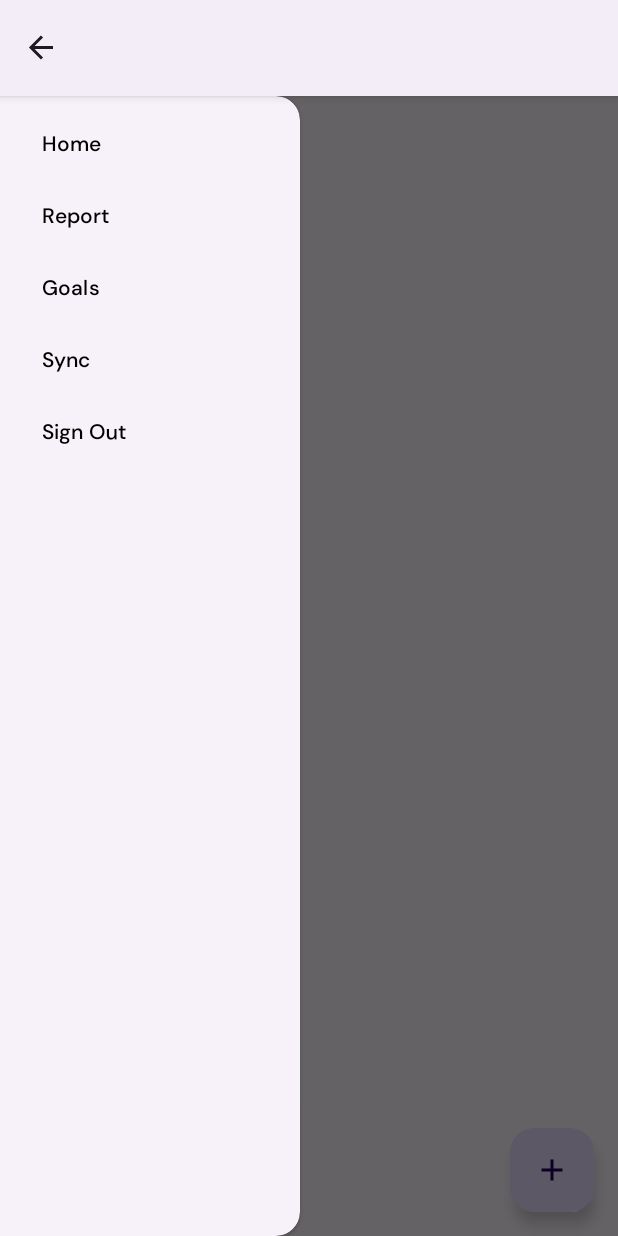
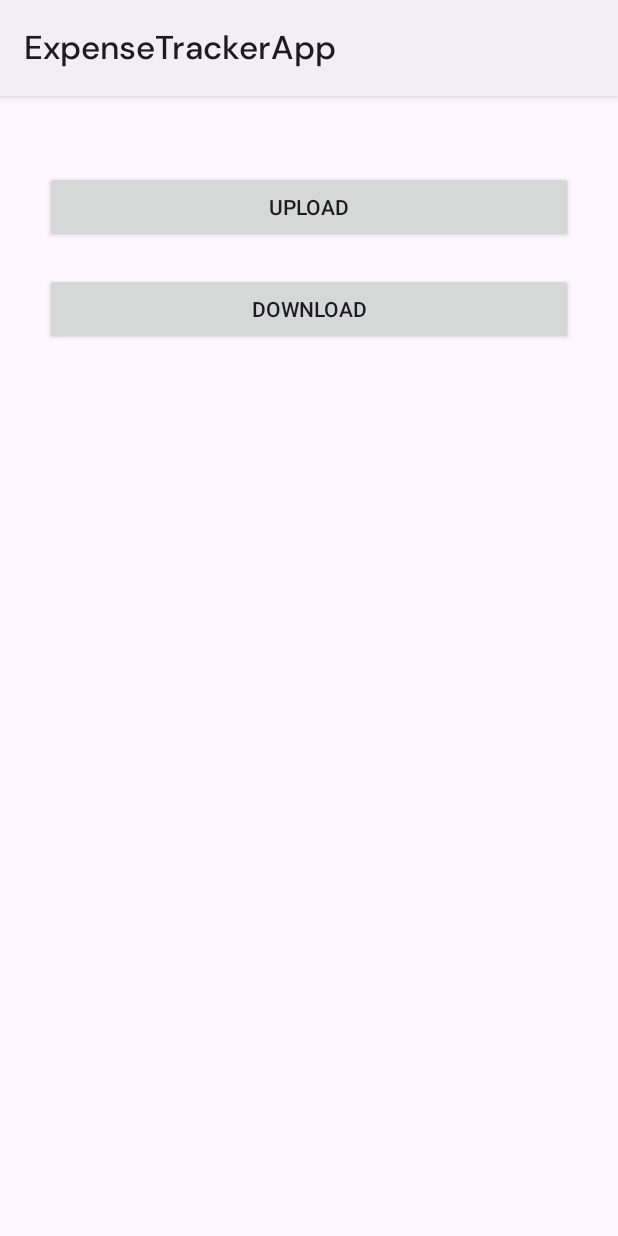
Before and after one commit to rckash/ExpenseTrackerApp, an Android app: the screen it shows after launch once a user with an empty profile is signed in (MainActivity before the commit, BackupAndSyncActivity after it), in the side drawer, after a tap on "Sync", on a phone screen of 412 x 824 dp. Run offline under Robolectric (Android 15) with nearby library versions, the phone set to English and light mode, and no system bars; our stand-ins replace Firebase (no records; nobody signed in at launch, a user with empty details on screens opened directly), Room's generated code; libraries missing offline, so code that uses them is left out: com.github.mikephil.charting; 9 statements that could not run were skipped.

Commit message:
created new Activity named BackupAndSyncActivity

```diff
--- a/app/src/main/AndroidManifest.xml
+++ b/app/src/main/AndroidManifest.xml
@@ -18,6 +18,9 @@
         android:supportsRtl="true"
         android:theme="@style/Theme.ExpenseTrackerApp"
         tools:targetApi="31">
+        <activity
+            android:name=".BackupAndSyncActivity"
+            android:exported="false" />
         <activity
             android:name=".LoginActivity"
             android:exported="true">
--- /dev/null
+++ b/app/src/main/java/com/example/expensetrackerapp/BackupAndSyncActivity.kt
@@ -0,0 +1,100 @@
+package com.example.expensetrackerapp
+
+import android.content.Intent
+import androidx.appcompat.app.AppCompatActivity
+import android.os.Bundle
+import android.util.Log
+import android.widget.Toast
+import com.example.expensetrackerapp.databinding.ActivityBackupAndSyncBinding
+import com.example.expensetrackerapp.databinding.ActivityMainBinding
+import com.example.expensetrackerapp.roomdatabase.AppDatabase
+import com.google.firebase.auth.FirebaseAuth
+import com.google.firebase.auth.ktx.auth
+import com.google.firebase.firestore.ktx.firestore
+import com.google.firebase.ktx.Firebase
+import kotlinx.coroutines.Dispatchers
+import kotlinx.coroutines.GlobalScope
+import kotlinx.coroutines.launch
+import kotlinx.coroutines.withContext
+
+class BackupAndSyncActivity : AppCompatActivity() {
+    private lateinit var binding: ActivityBackupAndSyncBinding
+
+    private lateinit var auth: FirebaseAuth
+
+    private lateinit var appDB: AppDatabase
+
+    override fun onCreate(savedInstanceState: Bundle?) {
+        binding = ActivityBackupAndSyncBinding.inflate(layoutInflater)
+        super.onCreate(savedInstanceState)
+        setContentView(binding.root)
+
+        // Initialize Firebase Auth
+        auth = Firebase.auth
+
+        appDB = AppDatabase.invoke(applicationContext)
+
+        binding.btnUpload.setOnClickListener {
+
+            Upload()
+
+        }
+
+    }
+
+    private fun Upload() {
+
+        val user = FirebaseAuth.getInstance().currentUser
+        val userUid = user?.uid.toString()
+        val db = Firebase.firestore
+
+        GlobalScope.launch(Dispatchers.IO) {
+            val expenses = db.collection("$userUid")
+
+            for (expense in appDB.getExpenses().getAllExpenses()) {
+                val city = hashMapOf(
+                    "name" to expense.name,
+                    "price" to expense.price,
+                    "category" to expense.category,
+                    "dateInt" to expense.dateInt,
+                    "dateString" to expense.dateString,
+                    "isExpense" to expense.isExpense
+                )
+
+                // Add a new document with a generated ID
+                expenses.add(city)
+                    .addOnSuccessListener { documentReference ->
+                        Toast.makeText(
+                            applicationContext,
+                            "Uploaded to Firebase",
+                            Toast.LENGTH_SHORT
+                        ).show()
+                        Log.d("TAG", "DocumentSnapshot added with ID: ${documentReference.id}")
+                    }
+                    .addOnFailureListener { e ->
+                        Toast.makeText(
+                            applicationContext,
+                            "Failed to upload to Online Database",
+                            Toast.LENGTH_SHORT
+                        ).show()
+                        Log.w("TAG", "Error adding document", e)
+                    }
+            }
+            withContext(Dispatchers.Main) {
+                Toast.makeText(applicationContext, "Synced", Toast.LENGTH_SHORT).show()
+            }
+        }
+    }
+
+    override fun onStart() {
+        super.onStart()
+        // Check if user is signed in (non-null) and update UI accordingly.
+        val currentUser = auth.currentUser
+        if (currentUser == null) {
+            val goToMainActivityIntent = Intent(this@BackupAndSyncActivity, LoginActivity::class.java)
+            startActivity(goToMainActivityIntent)
+            finish()
+        }
+    }
+
+}
--- a/app/src/main/java/com/example/expensetrackerapp/MainActivity.kt
+++ b/app/src/main/java/com/example/expensetrackerapp/MainActivity.kt
@@ -99,46 +99,50 @@ class MainActivity : AppCompatActivity() {
                 }
                 R.id.sync -> {
 
-                    val user = FirebaseAuth.getInstance().currentUser
-                    val userUid = user?.uid.toString()
-                    val db = Firebase.firestore
+                    val goToLoginActivityIntent = Intent(this@MainActivity, BackupAndSyncActivity::class.java)
+                    startActivity(goToLoginActivityIntent)
+                    finish()
 
-                    GlobalScope.launch(Dispatchers.IO) {
-                        val expenses = db.collection("$userUid")
-
-                        for (expense in appDB.getExpenses().getAllExpenses()) {
-                            val city = hashMapOf(
-                                "name" to expense.name,
-                                "price" to expense.price,
-                                "category" to expense.category,
-                                "dateInt" to expense.dateInt,
-                                "dateString" to expense.dateString,
-                                "isExpense" to expense.isExpense
-                            )
-
-                            // Add a new document with a generated ID
-                            expenses.add(city)
-                                .addOnSuccessListener { documentReference ->
-                                    Toast.makeText(
-                                        applicationContext,
-                                        "Uploaded to Firebase",
-                                        Toast.LENGTH_SHORT
-                                    ).show()
-                                    Log.d("TAG", "DocumentSnapshot added with ID: ${documentReference.id}")
-                                }
-                                .addOnFailureListener { e ->
-                                    Toast.makeText(
-                                        applicationContext,
-                                        "Failed to upload to Online Database",
-                                        Toast.LENGTH_SHORT
-                                    ).show()
-                                    Log.w("TAG", "Error adding document", e)
-                                }
-                        }
-                        withContext(Dispatchers.Main) {
-                            Toast.makeText(applicationContext, "Synced", Toast.LENGTH_SHORT).show()
-                        }
-                    }
+//                    val user = FirebaseAuth.getInstance().currentUser
+//                    val userUid = user?.uid.toString()
+//                    val db = Firebase.firestore
+//
+//                    GlobalScope.launch(Dispatchers.IO) {
+//                        val expenses = db.collection("$userUid")
+//
+//                        for (expense in appDB.getExpenses().getAllExpenses()) {
+//                            val city = hashMapOf(
+//                                "name" to expense.name,
+//                                "price" to expense.price,
+//                                "category" to expense.category,
+//                                "dateInt" to expense.dateInt,
+//                                "dateString" to expense.dateString,
+//                                "isExpense" to expense.isExpense
+//                            )
+//
+//                            // Add a new document with a generated ID
+//                            expenses.add(city)
+//                                .addOnSuccessListener { documentReference ->
+//                                    Toast.makeText(
+//                                        applicationContext,
+//                                        "Uploaded to Firebase",
+//                                        Toast.LENGTH_SHORT
+//                                    ).show()
+//                                    Log.d("TAG", "DocumentSnapshot added with ID: ${documentReference.id}")
+//                                }
+//                                .addOnFailureListener { e ->
+//                                    Toast.makeText(
+//                                        applicationContext,
+//                                        "Failed to upload to Online Database",
+//                                        Toast.LENGTH_SHORT
+//                                    ).show()
+//                                    Log.w("TAG", "Error adding document", e)
+//                                }
+//                        }
+//                        withContext(Dispatchers.Main) {
+//                            Toast.makeText(applicationContext, "Synced", Toast.LENGTH_SHORT).show()
+//                        }
+//                    }
 
                 }
                 R.id.sign_out -> {
@@ -151,10 +155,6 @@ class MainActivity : AppCompatActivity() {
             }
             true
         }
-
-    }
-
-    private fun uploadToFireStore() {
 
     }
 
--- /dev/null
+++ b/app/src/main/res/layout/activity_backup_and_sync.xml
@@ -0,0 +1,30 @@
+<?xml version="1.0" encoding="utf-8"?>
+<androidx.constraintlayout.widget.ConstraintLayout xmlns:android="http://schemas.android.com/apk/res/android"
+    xmlns:app="http://schemas.android.com/apk/res-auto"
+    xmlns:tools="http://schemas.android.com/tools"
+    android:layout_width="match_parent"
+    android:layout_height="match_parent"
+    tools:context=".BackupAndSyncActivity">
+
+    <Button
+        android:id="@+id/btn_upload"
+        android:layout_width="0dp"
+        android:layout_height="wrap_content"
+        android:layout_marginStart="30dp"
+        android:layout_marginTop="50dp"
+        android:layout_marginEnd="30dp"
+        android:text="upload"
+        app:layout_constraintEnd_toEndOf="parent"
+        app:layout_constraintStart_toStartOf="parent"
+        app:layout_constraintTop_toTopOf="parent" />
+
+    <Button
+        android:id="@+id/btn_download"
+        android:layout_width="0dp"
+        android:layout_height="wrap_content"
+        android:layout_marginTop="20dp"
+        android:text="download"
+        app:layout_constraintEnd_toEndOf="@+id/btn_upload"
+        app:layout_constraintStart_toStartOf="@+id/btn_upload"
+        app:layout_constraintTop_toBottomOf="@+id/btn_upload" />
+</androidx.constraintlayout.widget.ConstraintLayout>
```
